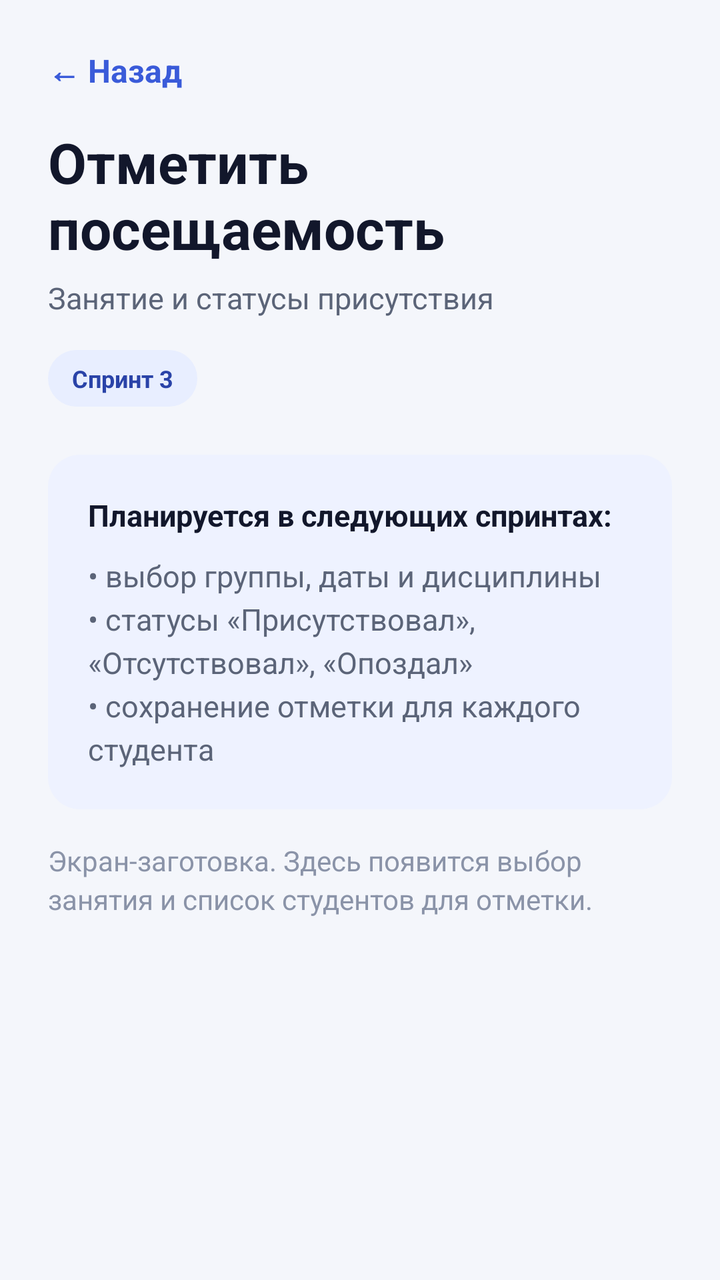
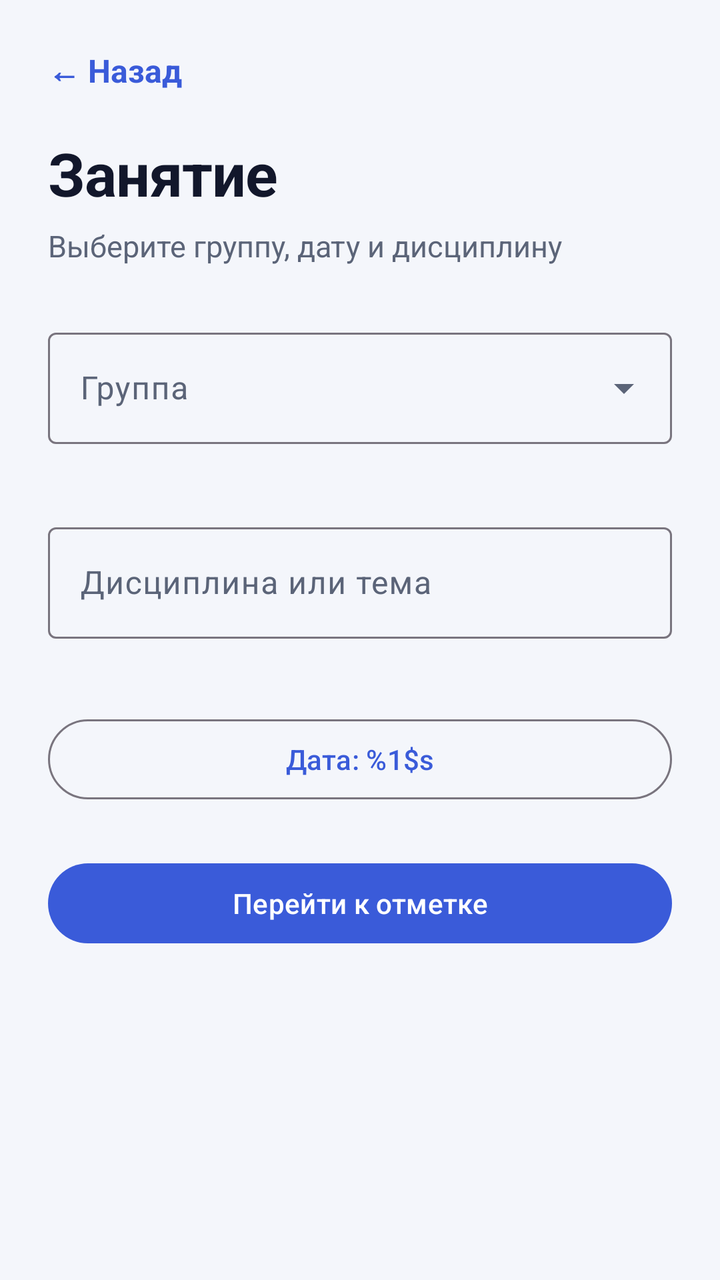

An Android layout rendered at two revisions. The XML below is the earlier revision; the diff shows what the commit changed to produce the second picture.
<!-- AndroidManifest.xml: application theme Theme.AttendanceControl -->
<!-- res/layout/activity_attendance.xml -->
﻿<?xml version="1.0" encoding="utf-8"?>
<ScrollView xmlns:android="http://schemas.android.com/apk/res/android"
    android:layout_width="match_parent"
    android:layout_height="match_parent"
    android:background="@color/surface"
    android:fillViewport="true"
    android:fitsSystemWindows="true">

    <LinearLayout
        android:layout_width="match_parent"
        android:layout_height="wrap_content"
        android:orientation="vertical"
        android:paddingStart="24dp"
        android:paddingTop="16dp"
        android:paddingEnd="24dp"
        android:paddingBottom="32dp">

        <TextView
            android:id="@+id/btnBack"
            style="@style/BackButton"
            android:text="@string/back" />

        <TextView
            android:id="@+id/tvScreenTitle"
            style="@style/ScreenTitle"
            android:text="@string/attendance_title" />

        <TextView
            android:id="@+id/tvScreenSubtitle"
            style="@style/ScreenSubtitle"
            android:text="@string/attendance_subtitle" />

        <TextView
            android:id="@+id/tvSprintBadge"
            style="@style/SprintBadge"
            android:text="@string/attendance_sprint" />

        <LinearLayout
            style="@style/PlanBox">

            <TextView
                style="@style/PlanTitle"
                android:text="@string/attendance_plan_title" />

            <TextView
                style="@style/BodyText"
                android:text="@string/attendance_plan" />
        </LinearLayout>

        <TextView
            android:id="@+id/tvPlaceholder"
            style="@style/PlaceholderText"
            android:text="@string/attendance_placeholder" />

    </LinearLayout>
</ScrollView>
<!-- resources referenced by this layout -->
<resources>
  <color name="surface">#F4F6FB</color>
  <string name="attendance_placeholder">Экран-заготовка. Здесь появится выбор занятия и список студентов для отметки.</string>
  <string name="attendance_plan">• выбор группы, даты и дисциплины\n• статусы «Присутствовал», «Отсутствовал», «Опоздал»\n• сохранение отметки для каждого студента</string>
  <string name="attendance_plan_title">Планируется в следующих спринтах:</string>
  <string name="attendance_sprint">Спринт 3</string>
  <string name="attendance_subtitle">Занятие и статусы присутствия</string>
  <string name="attendance_title">Отметить посещаемость</string>
  <string name="back">← Назад</string>
  <style name="BodyText">
          <item name="android:layout_width">match_parent</item>
          <item name="android:layout_height">wrap_content</item>
          <item name="android:layout_marginTop">10dp</item>
          <item name="android:textColor">@color/ink_secondary</item>
          <item name="android:textSize">15sp</item>
          <item name="android:lineSpacingExtra">4dp</item>
      </style>
  <style name="PlaceholderText">
          <item name="android:layout_width">match_parent</item>
          <item name="android:layout_height">wrap_content</item>
          <item name="android:layout_marginTop">16dp</item>
          <item name="android:textColor">@color/ink_muted</item>
          <item name="android:textSize">14sp</item>
          <item name="android:lineSpacingExtra">3dp</item>
      </style>
  <style name="PlanBox">
          <item name="android:layout_width">match_parent</item>
          <item name="android:layout_height">wrap_content</item>
          <item name="android:layout_marginTop">24dp</item>
          <item name="android:orientation">vertical</item>
          <item name="android:padding">20dp</item>
          <item name="android:background">@drawable/bg_plan</item>
      </style>
  <style name="PlanTitle">
          <item name="android:layout_width">match_parent</item>
          <item name="android:layout_height">wrap_content</item>
          <item name="android:textColor">@color/ink</item>
          <item name="android:textSize">15sp</item>
          <item name="android:textStyle">bold</item>
      </style>
  <style name="ScreenSubtitle">
          <item name="android:layout_width">match_parent</item>
          <item name="android:layout_height">wrap_content</item>
          <item name="android:layout_marginTop">6dp</item>
          <item name="android:textColor">@color/ink_secondary</item>
          <item name="android:textSize">15sp</item>
      </style>
  <style name="ScreenTitle">
          <item name="android:layout_width">match_parent</item>
          <item name="android:layout_height">wrap_content</item>
          <item name="android:textColor">@color/ink</item>
          <item name="android:textSize">28sp</item>
          <item name="android:textStyle">bold</item>
      </style>
  <style name="SprintBadge">
          <item name="android:layout_width">wrap_content</item>
          <item name="android:layout_height">wrap_content</item>
          <item name="android:layout_marginTop">16dp</item>
          <item name="android:paddingStart">12dp</item>
          <item name="android:paddingEnd">12dp</item>
          <item name="android:paddingTop">6dp</item>
          <item name="android:paddingBottom">6dp</item>
          <item name="android:background">@drawable/bg_badge</item>
          <item name="android:textColor">@color/badge_text</item>
          <item name="android:textSize">12sp</item>
          <item name="android:textStyle">bold</item>
      </style>
  <color name="ink_muted">#8A93A8</color>
  <color name="ink">#12172B</color>
  <!-- drawable bg_badge (drawable) -->
  <?xml version="1.0" encoding="utf-8"?>
  <shape xmlns:android="http://schemas.android.com/apk/res/android"
      android:shape="rectangle">
      <solid android:color="@color/badge_background" />
      <corners android:radius="100dp" />
  </shape>
  <color name="badge_text">#2A43A8</color>
  <color name="white">#FFFFFF</color>
  <color name="surface_card">#FFFFFF</color>
  <!-- unchanged entries left out for length: 7 -->
</resources>

<!-- the commit's change to res/layout/activity_attendance.xml (unified diff, before → after) -->
@@ -1,5 +1,6 @@
-﻿<?xml version="1.0" encoding="utf-8"?>
+<?xml version="1.0" encoding="utf-8"?>
 <ScrollView xmlns:android="http://schemas.android.com/apk/res/android"
+    xmlns:app="http://schemas.android.com/apk/res-auto"
     android:layout_width="match_parent"
     android:layout_height="match_parent"
     android:background="@color/surface"
@@ -21,36 +22,75 @@
             android:text="@string/back" />
 
         <TextView
-            android:id="@+id/tvScreenTitle"
-            style="@style/ScreenTitle"
-            android:text="@string/attendance_title" />
+            style="@style/AppTitle"
+            android:layout_marginTop="4dp"
+            android:text="@string/lesson_title" />
 
         <TextView
-            android:id="@+id/tvScreenSubtitle"
-            style="@style/ScreenSubtitle"
-            android:text="@string/attendance_subtitle" />
+            style="@style/AppSubtitle"
+            android:text="@string/lesson_subtitle" />
+
+        <com.google.android.material.textfield.TextInputLayout
+            android:id="@+id/tilGroup"
+            style="@style/Widget.Material3.TextInputLayout.OutlinedBox.ExposedDropdownMenu"
+            android:layout_width="match_parent"
+            android:layout_height="wrap_content"
+            android:layout_marginTop="28dp"
+            android:hint="@string/hint_group_choose"
+            app:errorEnabled="true">
+
+            <com.google.android.material.textfield.MaterialAutoCompleteTextView
+                android:id="@+id/etGroup"
+                android:layout_width="match_parent"
+                android:layout_height="wrap_content"
+                android:inputType="none" />
+        </com.google.android.material.textfield.TextInputLayout>
+
+        <com.google.android.material.textfield.TextInputLayout
+            android:id="@+id/tilSubject"
+            style="@style/Widget.Material3.TextInputLayout.OutlinedBox"
+            android:layout_width="match_parent"
+            android:layout_height="wrap_content"
+            android:layout_marginTop="16dp"
+            android:hint="@string/hint_subject"
+            app:errorEnabled="true">
+
+            <com.google.android.material.textfield.TextInputEditText
+                android:id="@+id/etSubject"
+                android:layout_width="match_parent"
+                android:layout_height="wrap_content"
+                android:imeOptions="actionDone"
+                android:inputType="textCapSentences"
+                android:maxLines="1" />
+        </com.google.android.material.textfield.TextInputLayout>
+
+        <com.google.android.material.button.MaterialButton
+            android:id="@+id/btnDate"
+            style="@style/Widget.Material3.Button.OutlinedButton"
+            android:layout_width="match_parent"
+            android:layout_height="wrap_content"
+            android:layout_marginTop="16dp"
+            android:text="@string/lesson_date" />
 
         <TextView
-            android:id="@+id/tvSprintBadge"
-            style="@style/SprintBadge"
-            android:text="@string/attendance_sprint" />
+            android:id="@+id/tvNoStudents"
+            android:layout_width="match_parent"
+            android:layout_height="wrap_content"
+            android:layout_marginTop="20dp"
+            android:background="@drawable/bg_plan"
+            android:lineSpacingExtra="3dp"
+            android:padding="16dp"
+            android:text="@string/attendance_no_students"
+            android:textColor="@color/ink_secondary"
+            android:textSize="14sp"
+            android:visibility="gone" />
 
-        <LinearLayout
-            style="@style/PlanBox">
-
-            <TextView
-                style="@style/PlanTitle"
-                android:text="@string/attendance_plan_title" />
-
-            <TextView
-                style="@style/BodyText"
-                android:text="@string/attendance_plan" />
-        </LinearLayout>
-
-        <TextView
-            android:id="@+id/tvPlaceholder"
-            style="@style/PlaceholderText"
-            android:text="@string/attendance_placeholder" />
+        <com.google.android.material.button.MaterialButton
+            android:id="@+id/btnStart"
+            android:layout_width="match_parent"
+            android:layout_height="wrap_content"
+            android:layout_marginTop="24dp"
+            android:text="@string/start_marking" />
 
     </LinearLayout>
 </ScrollView>
<!-- resource entries referenced after the edit -->
@@ -1,80 +1,30 @@
 <!-- resources referenced by this layout -->
 <resources>
   <color name="surface">#F4F6FB</color>
-  <string name="attendance_placeholder">Экран-заготовка. Здесь появится выбор занятия и список студентов для отметки.</string>
-  <string name="attendance_plan">• выбор группы, даты и дисциплины\n• статусы «Присутствовал», «Отсутствовал», «Опоздал»\n• сохранение отметки для каждого студента</string>
-  <string name="attendance_plan_title">Планируется в следующих спринтах:</string>
-  <string name="attendance_sprint">Спринт 3</string>
-  <string name="attendance_subtitle">Занятие и статусы присутствия</string>
-  <string name="attendance_title">Отметить посещаемость</string>
+  <string name="attendance_no_students">Сначала добавьте студентов в раздел «Студенты» — без них занятие не создать.</string>
   <string name="back">← Назад</string>
-  <style name="BodyText">
-          <item name="android:layout_width">match_parent</item>
-          <item name="android:layout_height">wrap_content</item>
-          <item name="android:layout_marginTop">10dp</item>
-          <item name="android:textColor">@color/ink_secondary</item>
-          <item name="android:textSize">15sp</item>
-          <item name="android:lineSpacingExtra">4dp</item>
-      </style>
-  <style name="PlaceholderText">
-          <item name="android:layout_width">match_parent</item>
-          <item name="android:layout_height">wrap_content</item>
-          <item name="android:layout_marginTop">16dp</item>
-          <item name="android:textColor">@color/ink_muted</item>
-          <item name="android:textSize">14sp</item>
-          <item name="android:lineSpacingExtra">3dp</item>
-      </style>
-  <style name="PlanBox">
-          <item name="android:layout_width">match_parent</item>
-          <item name="android:layout_height">wrap_content</item>
-          <item name="android:layout_marginTop">24dp</item>
-          <item name="android:orientation">vertical</item>
-          <item name="android:padding">20dp</item>
-          <item name="android:background">@drawable/bg_plan</item>
-      </style>
-  <style name="PlanTitle">
-          <item name="android:layout_width">match_parent</item>
-          <item name="android:layout_height">wrap_content</item>
-          <item name="android:textColor">@color/ink</item>
-          <item name="android:textSize">15sp</item>
-          <item name="android:textStyle">bold</item>
-      </style>
-  <style name="ScreenSubtitle">
+  <string name="hint_group_choose">Группа</string>
+  <string name="hint_subject">Дисциплина или тема</string>
+  <string name="lesson_date">Дата: %1$s</string>
+  <string name="lesson_subtitle">Выберите группу, дату и дисциплину</string>
+  <string name="lesson_title">Занятие</string>
+  <string name="start_marking">Перейти к отметке</string>
+  <style name="AppSubtitle">
           <item name="android:layout_width">match_parent</item>
           <item name="android:layout_height">wrap_content</item>
           <item name="android:layout_marginTop">6dp</item>
           <item name="android:textColor">@color/ink_secondary</item>
           <item name="android:textSize">15sp</item>
       </style>
-  <style name="ScreenTitle">
+  <style name="AppTitle">
           <item name="android:layout_width">match_parent</item>
           <item name="android:layout_height">wrap_content</item>
           <item name="android:textColor">@color/ink</item>
-          <item name="android:textSize">28sp</item>
+          <item name="android:textSize">30sp</item>
           <item name="android:textStyle">bold</item>
+          <item name="android:letterSpacing">-0.01</item>
       </style>
-  <style name="SprintBadge">
-          <item name="android:layout_width">wrap_content</item>
-          <item name="android:layout_height">wrap_content</item>
-          <item name="android:layout_marginTop">16dp</item>
-          <item name="android:paddingStart">12dp</item>
-          <item name="android:paddingEnd">12dp</item>
-          <item name="android:paddingTop">6dp</item>
-          <item name="android:paddingBottom">6dp</item>
-          <item name="android:background">@drawable/bg_badge</item>
-          <item name="android:textColor">@color/badge_text</item>
-          <item name="android:textSize">12sp</item>
-          <item name="android:textStyle">bold</item>
-      </style>
-  <color name="ink_muted">#8A93A8</color>
   <color name="ink">#12172B</color>
-  <!-- drawable bg_badge (drawable) -->
-  <?xml version="1.0" encoding="utf-8"?>
-  <shape xmlns:android="http://schemas.android.com/apk/res/android"
-      android:shape="rectangle">
-      <solid android:color="@color/badge_background" />
-      <corners android:radius="100dp" />
-  </shape>
   <color name="badge_text">#2A43A8</color>
   <color name="white">#FFFFFF</color>
   <color name="surface_card">#FFFFFF</color>
